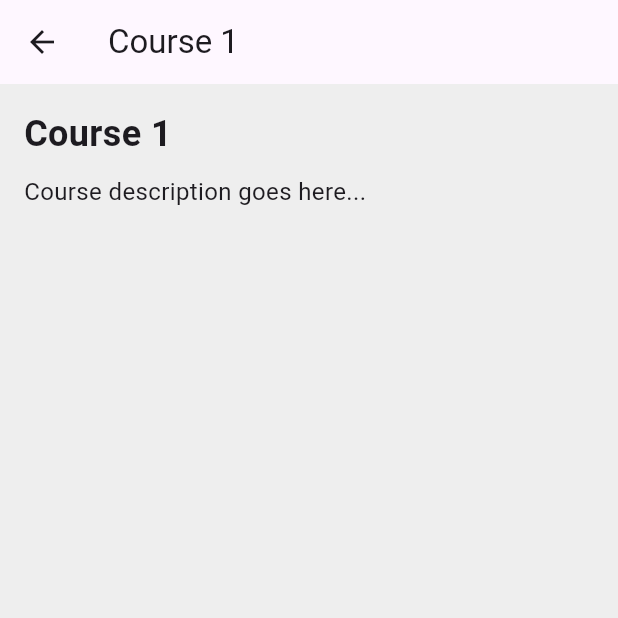
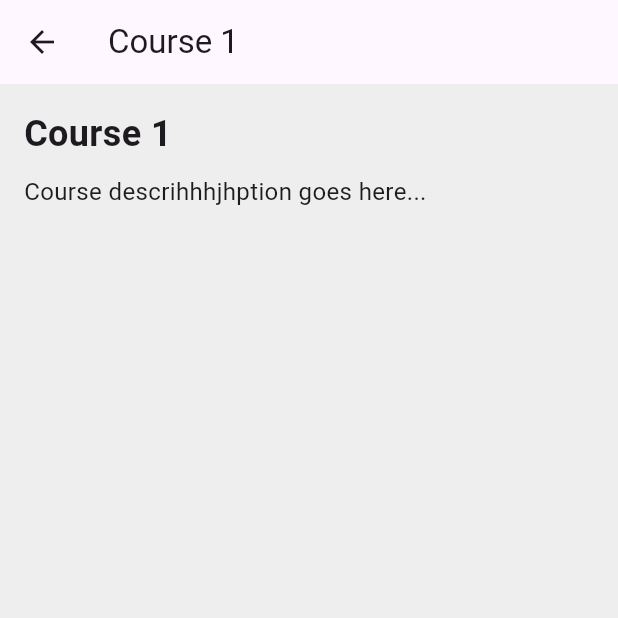
Before and after one commit to Group-7B/MainProgram, a Flutter app: the CourseListScreen screen opened directly, after a tap on "Course 1", on a phone screen of 412 x 824 dp, the top half of it. Run offline on Flutter 3.47's test engine with Material 3 defaults, Android fonts, the phone set to English and light mode, and no system bars.

Commit message:
new push

```diff
--- a/lib/coursescreen.dart
+++ b/lib/coursescreen.dart
@@ -66,7 +66,7 @@ class CourseDetailScreen extends StatelessWidget {
             ),
             SizedBox(height: 10),
             Text(
-              'Course description goes here...',
+              'Course descrihhhjhption goes here...',
               style: TextStyle(fontSize: 16),
             ),
           ],
--- a/lib/homescreen.dart
+++ b/lib/homescreen.dart
@@ -14,7 +14,7 @@ class LearningAppHome extends StatelessWidget {
   Widget build(BuildContext context) {
     return MaterialApp(
       debugShowCheckedModeBanner: false,
-      title: 'Learning App',
+      title: 'Learningdsjdsjdjsd App',
       theme: ThemeData(
         primarySwatch: Colors.blue,
         scaffoldBackgroundColor: Colors.grey[200],
@@ -61,8 +61,7 @@ class HomeScreen extends StatelessWidget {
     return Scaffold(
       appBar: AppBar(title: Text('Select a Subject')),
       body: SingleChildScrollView(
-        child:
-        Padding(
+        child: Padding(
           padding: const EdgeInsets.all(16.0),
           child: Column(children: [
             SizedBox(
--- a/lib/main.dart
+++ b/lib/main.dart
@@ -12,7 +12,7 @@ class LearningApp extends StatelessWidget {
   Widget build(BuildContext context) {
     return MaterialApp(
       debugShowCheckedModeBanner: false,
-      title: 'Learning App',
+      title: 'Leardhjdhdning App',
       theme: ThemeData(
         primarySwatch: Colors.blue,
         scaffoldBackgroundColor: Colors.grey[200],
```
Also changed, not shown: 1 other file.
